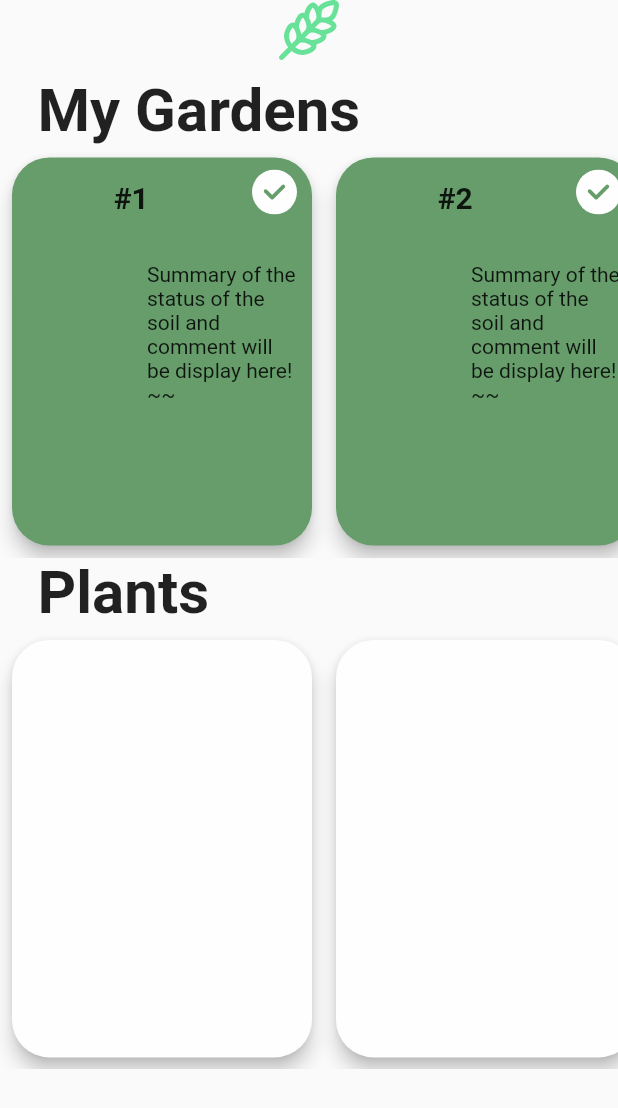
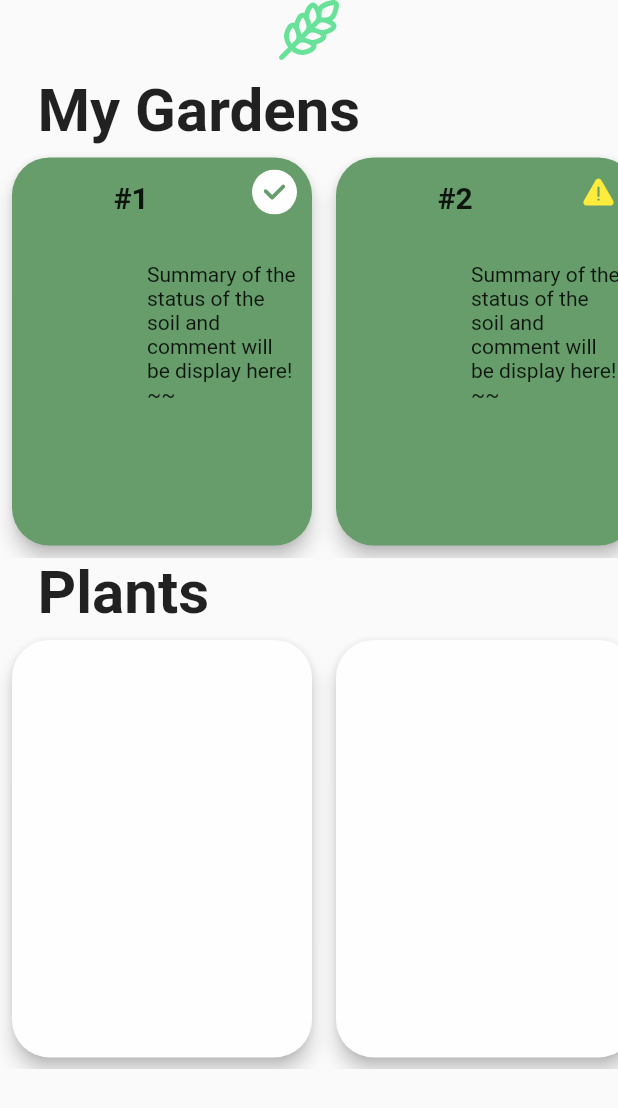
Before and after one commit to UkiDelly/Soil-Monitoring-system, a Flutter app: the screen it shows after launch, on a phone screen of 412 x 824 dp. Shown: the top 1108 px of the screen. Run offline on Flutter 3.47's test engine with Material 2 defaults, Android fonts, the phone set to English and light mode, and no system bars; our stand-ins replace flutter_svg, page_transition; Roboto replaces fonts that are missing (Readex Pro).

Commit message:
Remove debugger sign
디버거 표시를 제거하고, garden 카드의 status 상태에 따라 check과 warning이 표시되도록 변경

```diff
--- a/lib/IOS/Garden and plant card/garden_card.dart
+++ b/lib/IOS/Garden and plant card/garden_card.dart
@@ -6,7 +6,8 @@ import 'package:thesis/IOS/Gardens/new_garden_page.dart';
 
 class GardenCard extends StatefulWidget {
   int? number;
-  GardenCard({Key? key, this.number}) : super(key: key);
+  String status;
+  GardenCard({Key? key, this.number, required this.status}) : super(key: key);
 
   @override
   _GardenCardState createState() => _GardenCardState();
@@ -32,8 +33,10 @@ class _GardenCardState extends State<GardenCard> {
             closedShape:
                 RoundedRectangleBorder(borderRadius: BorderRadius.circular(25)),
             // If close,
-            closedBuilder: (_, openContainer) =>
-                _GardenCard(number: widget.number),
+            closedBuilder: (_, openContainer) => _GardenCard(
+                  number: widget.number,
+                  status: widget.status,
+                ),
 
             //If open
             openBuilder: (_, closeContainer) => Garden()));
@@ -43,7 +46,8 @@ class _GardenCardState extends State<GardenCard> {
 // The actuall Garden card widget
 class _GardenCard extends StatefulWidget {
   int? number;
-  _GardenCard({Key? key, this.number}) : super(key: key);
+  String? status;
+  _GardenCard({Key? key, this.number, required this.status}) : super(key: key);
 
   @override
   __GardenCardState createState() => __GardenCardState();
@@ -63,19 +67,29 @@ class __GardenCardState extends State<_GardenCard> {
               width: 125,
               child: Text("#${widget.number}",
                   textAlign: TextAlign.center,
-                  style: TextStyle(
+                  style: const TextStyle(
                       fontFamily: "Readex Pro",
                       fontSize: 20,
                       fontWeight: FontWeight.bold))),
+
+          // status of the garden
           Positioned(
-            top: 8,
-            right: 10,
-            child: SvgPicture.asset(
-              'assets/check_status.svg',
-              width: 30,
-              color: const Color(0xfffefefe),
-            ),
-          ),
+              top: 8,
+              right: 10,
+              child: widget.status == "good"
+                  ? SvgPicture.asset(
+                      'assets/check_status.svg',
+                      width: 30,
+                      color: const Color(0xfffefefe),
+                    )
+                  : widget.status == "warning"
+                      ? SvgPicture.asset('assets/warning.svg',
+                          width: 30, color: Colors.yellow)
+                      : SvgPicture.asset(
+                          'assets/warning.svg',
+                          width: 30,
+                          color: Colors.red,
+                        )),
 
           // comment of the garden
           const Positioned(
--- a/lib/IOS/ios_main_page.dart
+++ b/lib/IOS/ios_main_page.dart
@@ -42,16 +42,12 @@ class _HomeState extends State<Home> {
                         SizedBox(
                           width: 25,
                         ),
-                        Hero(
-                          tag: "My gardens",
-                          transitionOnUserGestures: true,
-                          child: Text(
+                        Text(
                           "My Gardens",
                           style: (TextStyle(
                               fontFamily: "Readex Pro",
                               fontSize: 40,
                               fontWeight: FontWeight.bold)),
-                          ),
                         ),
                       ],
                     ),
@@ -68,9 +64,18 @@ class _HomeState extends State<Home> {
                     scrollDirection: Axis.horizontal,
                     itemBuilder: (BuildContext context, int index) {
                       if (index < gardenCount - 1) {
+                        //test status
+                        if (index == 0) {
                           return GardenCard(
                             number: index + 1,
+                            status: "good",
                           );
+                        } else {
+                          return GardenCard(
+                            number: index + 1,
+                            status: "warning",
+                          );
+                        }
                       }
                       // Add new garden card
                       return const AddGarden();
--- a/lib/main.dart
+++ b/lib/main.dart
@@ -1,8 +1,13 @@
 import 'package:flutter/foundation.dart';
 import 'package:flutter/material.dart';
 import 'package:thesis/IOS/ios_main_page.dart';
+import 'package:flutter/services.dart';
 
 void main() {
+  // disable rotate
+  WidgetsFlutterBinding.ensureInitialized();
+  SystemChrome.setPreferredOrientations(
+      [DeviceOrientation.portraitUp, DeviceOrientation.portraitDown]);
   runApp(const MyApp());
 }
 
@@ -13,6 +18,7 @@ class MyApp extends StatelessWidget {
   @override
   Widget build(BuildContext context) {
     return const MaterialApp(
+      debugShowCheckedModeBanner: false,
       home: HomePage(),
       color: Color(0xffFEFEFE),
     );
```
Also changed, not shown: pubspec.lock. Lines whose indentation alone changed are shown as unchanged.
